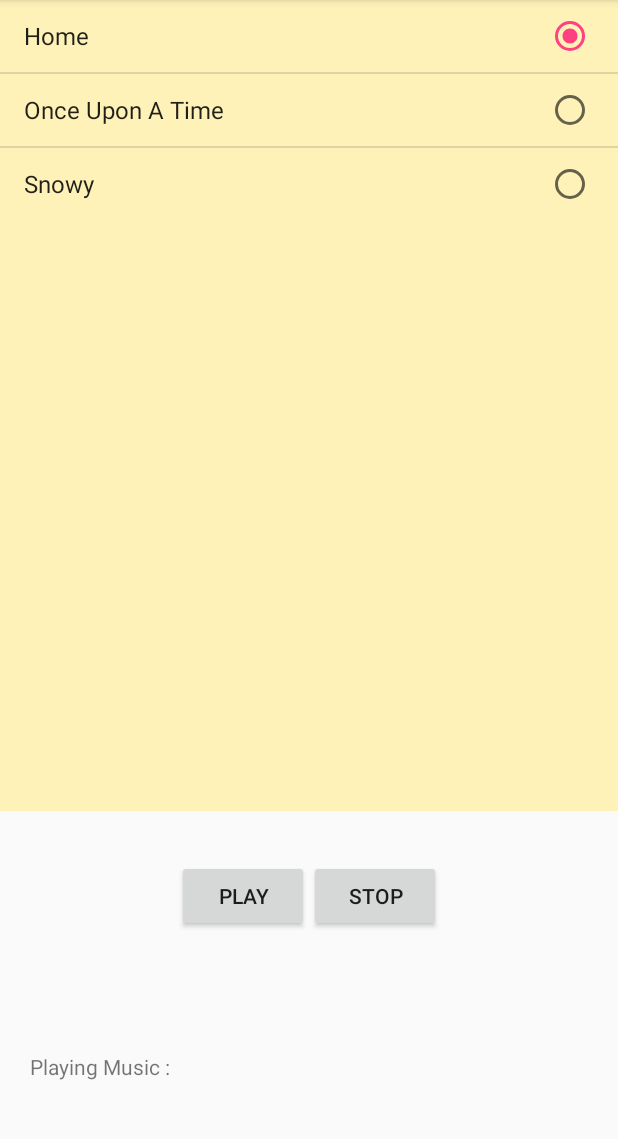
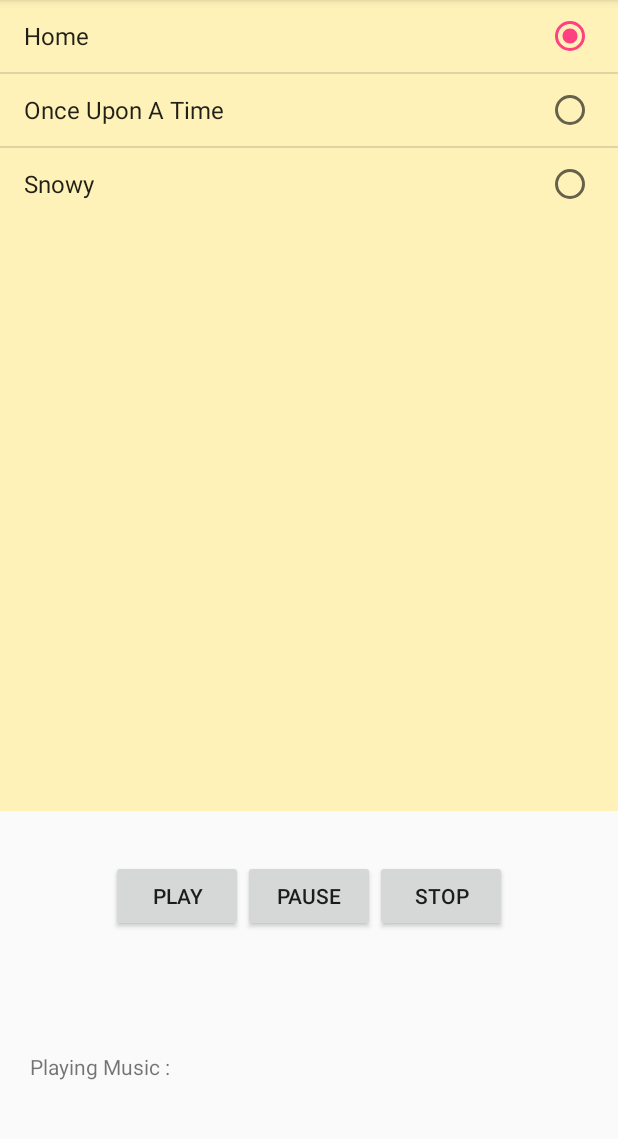
Before and after one commit to benignstar/AudioList, an Android app: the screen it shows after launch (MainActivity), on a phone screen of 412 x 824 dp, the part 84-1223 px from its top. Run offline under Robolectric (Android 15) with nearby library versions, the phone set to English and light mode, and no system bars.

Commit message:
#4~5 Event Programing

```diff
--- a/app/src/main/java/ahnteve/mirim/audiolist/MainActivity.java
+++ b/app/src/main/java/ahnteve/mirim/audiolist/MainActivity.java
@@ -1,7 +1,10 @@
 package ahnteve.mirim.audiolist;
 
+import android.media.MediaPlayer;
 import android.support.v7.app.AppCompatActivity;
 import android.os.Bundle;
+import android.view.View;
+import android.widget.AdapterView;
 import android.widget.ArrayAdapter;
 import android.widget.Button;
 import android.widget.ListView;
@@ -10,10 +13,15 @@ import android.widget.TextView;
 
 public class MainActivity extends AppCompatActivity {
     ListView list_music;
-    Button but_play, but_stop;
+    Button but_play, but_stop, but_pause;
     TextView text_music;
     ProgressBar progress_music;
     String[] musics={"Home", "Once Upon A Time", "Snowy"};
+    int[] musicResIds={R.raw.home, R.raw.once_upon_a_time, R.raw.snowy};
+    int selectedMusicId;
+    MediaPlayer mediaPlayer;
+    boolean selectedPauseButton;
+
     @Override
     protected void onCreate(Bundle savedInstanceState) {
         super.onCreate(savedInstanceState);
@@ -23,9 +31,60 @@ public class MainActivity extends AppCompatActivity {
         but_stop=(Button)findViewById(R.id.but_stop);
         text_music=(TextView)findViewById(R.id.text_music);
         progress_music=(ProgressBar)findViewById(R.id.progress_music);
+        but_pause=(Button)findViewById(R.id.but_pause);
+
+
         ArrayAdapter<String> adapter=new ArrayAdapter<String>(this, android.R.layout.simple_list_item_single_choice,musics);
         list_music.setAdapter(adapter);
         list_music.setChoiceMode(ListView.CHOICE_MODE_SINGLE);
         list_music.setItemChecked(0, true);
+        selectedMusicId=musicResIds[0];
+        mediaPlayer=MediaPlayer.create(this, selectedMusicId);
+
+        list_music.setOnItemClickListener(new AdapterView.OnItemClickListener() {
+            @Override
+            public void onItemClick(AdapterView<?> parent, View view, int position, long id) {
+                mediaPlayer.stop();
+                selectedPauseButton=false;
+                selectedMusicId=musicResIds[position];
+                progress_music.setVisibility(View.INVISIBLE);
+            }
+        });
+
+        but_pause.setOnClickListener(new View.OnClickListener() {
+            @Override
+            public void onClick(View v) {
+                mediaPlayer.pause();
+                selectedPauseButton =true;
+                progress_music.setVisibility(View.INVISIBLE);
+            }
+        });
+        but_play.setOnClickListener(new View.OnClickListener() {
+            @Override
+            public void onClick(View v) {
+                if(selectedPauseButton){
+                    selectedPauseButton=false;
+                }
+                else {
+                    mediaPlayer = MediaPlayer.create(MainActivity.this, selectedMusicId);
+                }
+                mediaPlayer.start();
+                progress_music.setVisibility(View.VISIBLE);
+            }
+        });
+        but_stop.setOnClickListener(new View.OnClickListener() {
+            @Override
+            public void onClick(View v) {
+                selectedPauseButton=false;
+                mediaPlayer.stop();
+                progress_music.setVisibility(View.INVISIBLE);
+            }
+        });
+    }
+
+    @Override
+    protected void onStop() {
+        super.onStop();
+        mediaPlayer.stop();
     }
 }
--- a/app/src/main/res/layout/activity_main.xml
+++ b/app/src/main/res/layout/activity_main.xml
@@ -31,6 +31,11 @@
             android:layout_height="wrap_content"
             android:text="PLAY"/>
         <Button
+            android:id="@+id/but_pause"
+            android:layout_width="wrap_content"
+            android:layout_height="wrap_content"
+            android:text="PAUSE"/>
+        <Button
             android:id="@+id/but_stop"
             android:layout_width="wrap_content"
             android:layout_height="wrap_content"
```
